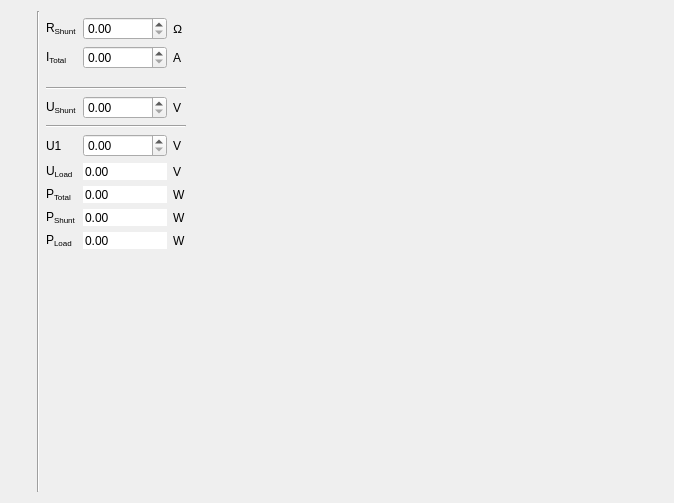
Old version of the form src/sheets/shunt.ui in the repository maxses/vodi.
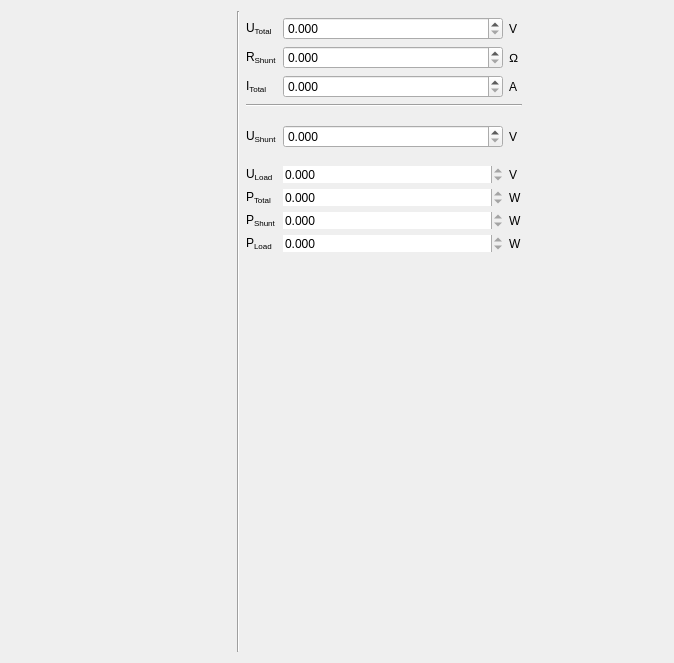
New version of the form. Icons and pictures are not drawn.

The edit to the form file:
```diff
--- a/src/sheets/shunt.ui
+++ b/src/sheets/shunt.ui
@@ -7,69 +7,39 @@
     <x>0</x>
     <y>0</y>
     <width>674</width>
-    <height>503</height>
+    <height>663</height>
    </rect>
   </property>
   <property name="windowTitle">
    <string>Form</string>
   </property>
   <layout class="QGridLayout" name="gridLayout">
-   <item row="3" column="4">
+   <item row="4" column="3">
+    <widget class="QDoubleSpinBox" name="spinRShunt">
+     <property name="decimals">
+      <number>3</number>
+     </property>
+     <property name="maximum">
+      <double>1000000000.000000000000000</double>
+     </property>
+    </widget>
+   </item>
+   <item row="12" column="4">
+    <widget class="QLabel" name="label_6">
+     <property name="text">
+      <string>V</string>
+     </property>
+    </widget>
+   </item>
+   <item row="4" column="4">
     <widget class="QLabel" name="label_9">
      <property name="text">
       <string>Ω</string>
      </property>
     </widget>
    </item>
-   <item row="8" column="5">
-    <spacer name="horizontalSpacer_4">
-     <property name="orientation">
-      <enum>Qt::Orientation::Horizontal</enum>
-     </property>
-     <property name="sizeHint" stdset="0">
-      <size>
-       <width>141</width>
-       <height>20</height>
-      </size>
-     </property>
-    </spacer>
-   </item>
-   <item row="8" column="4">
-    <widget class="QLabel" name="label_8">
-     <property name="text">
-      <string>V</string>
-     </property>
-    </widget>
-   </item>
-   <item row="15" column="3">
-    <spacer name="verticalSpacer">
-     <property name="orientation">
-      <enum>Qt::Orientation::Vertical</enum>
-     </property>
-     <property name="sizeHint" stdset="0">
-      <size>
-       <width>20</width>
-       <height>40</height>
-      </size>
-     </property>
-    </spacer>
-   </item>
-   <item row="10" column="4">
-    <widget class="QLabel" name="label_13">
-     <property name="text">
-      <string>V</string>
-     </property>
-    </widget>
-   </item>
-   <item row="12" column="4">
-    <widget class="QLabel" name="label_11">
-     <property name="text">
-      <string>W</string>
-     </property>
-    </widget>
-   </item>
-   <item row="13" column="3">
-    <widget class="QDoubleSpinBox" name="spinPShunt">
+   <item row="12" column="3">
+    <widget class="QDoubleSpinBox" name="spinU_Load">
      <property name="frame">
       <bool>false</bool>
      </property>
@@ -77,25 +47,93 @@
       <bool>true</bool>
      </property>
      <property name="buttonSymbols">
-      <enum>QAbstractSpinBox::ButtonSymbols::NoButtons</enum>
+      <enum>QAbstractSpinBox::UpDownArrows</enum>
+     </property>
+     <property name="decimals">
+      <number>3</number>
+     </property>
+     <property name="maximum">
+      <double>1000000000.000000000000000</double>
      </property>
     </widget>
    </item>
-   <item row="4" column="3">
+   <item row="5" column="3">
     <widget class="QDoubleSpinBox" name="spinITotal">
+     <property name="decimals">
+      <number>3</number>
+     </property>
      <property name="maximum">
       <double>1000000000.000000000000000</double>
      </property>
     </widget>
    </item>
+   <item row="5" column="2">
+    <widget class="QLabel" name="label_4">
+     <property name="sizePolicy">
+      <sizepolicy hsizetype="Maximum" vsizetype="Preferred">
+       <horstretch>0</horstretch>
+       <verstretch>0</verstretch>
+      </sizepolicy>
+     </property>
+     <property name="text">
+      <string>&lt;html&gt;&lt;head/&gt;&lt;body&gt;&lt;p&gt;I&lt;span style=&quot; vertical-align:sub;&quot;&gt;Total&lt;/span&gt;&lt;/p&gt;&lt;/body&gt;&lt;/html&gt;</string>
+     </property>
+    </widget>
+   </item>
    <item row="3" column="3">
-    <widget class="QDoubleSpinBox" name="spinRShunt">
+    <widget class="QDoubleSpinBox" name="spinU_Total">
+     <property name="decimals">
+      <number>3</number>
+     </property>
      <property name="maximum">
       <double>1000000000.000000000000000</double>
      </property>
     </widget>
    </item>
-   <item row="4" column="4">
+   <item row="2" column="1" rowspan="16">
+    <widget class="Line" name="line">
+     <property name="orientation">
+      <enum>Qt::Vertical</enum>
+     </property>
+    </widget>
+   </item>
+   <item row="14" column="3">
+    <widget class="QDoubleSpinBox" name="spinPShunt">
+     <property name="frame">
+      <bool>false</bool>
+     </property>
+     <property name="readOnly">
+      <bool>true</bool>
+     </property>
+     <property name="buttonSymbols">
+      <enum>QAbstractSpinBox::UpDownArrows</enum>
+     </property>
+     <property name="decimals">
+      <number>3</number>
+     </property>
+    </widget>
+   </item>
+   <item row="13" column="2">
+    <widget class="QLabel" name="label_10">
+     <property name="text">
+      <string>P&lt;sub&gt;Total</string>
+     </property>
+    </widget>
+   </item>
+   <item row="16" column="3">
+    <spacer name="verticalSpacer">
+     <property name="orientation">
+      <enum>Qt::Vertical</enum>
+     </property>
+     <property name="sizeHint" stdset="0">
+      <size>
+       <width>20</width>
+       <height>40</height>
+      </size>
+     </property>
+    </spacer>
+   </item>
+   <item row="5" column="4">
     <widget class="QLabel" name="label_2">
      <property name="sizePolicy">
       <sizepolicy hsizetype="Maximum" vsizetype="Preferred">
@@ -108,7 +146,41 @@
      </property>
     </widget>
    </item>
-   <item row="2" column="0" rowspan="14">
+   <item row="13" column="4">
+    <widget class="QLabel" name="label_11">
+     <property name="text">
+      <string>W</string>
+     </property>
+    </widget>
+   </item>
+   <item row="3" column="2">
+    <widget class="QLabel" name="label_12">
+     <property name="text">
+      <string>&lt;html&gt;&lt;head/&gt;&lt;body&gt;&lt;p&gt;U&lt;span style=&quot; vertical-align:sub;&quot;&gt;Total&lt;/span&gt;&lt;/p&gt;&lt;/body&gt;&lt;/html&gt;</string>
+     </property>
+    </widget>
+   </item>
+   <item row="17" column="0">
+    <spacer name="verticalSpacer_5">
+     <property name="orientation">
+      <enum>Qt::Vertical</enum>
+     </property>
+     <property name="sizeHint" stdset="0">
+      <size>
+       <width>20</width>
+       <height>168</height>
+      </size>
+     </property>
+    </spacer>
+   </item>
+   <item row="15" column="2">
+    <widget class="QLabel" name="label_17">
+     <property name="text">
+      <string>P&lt;sub&gt;Load</string>
+     </property>
+    </widget>
+   </item>
+   <item row="2" column="0" rowspan="15">
     <widget class="QLabel" name="label">
      <property name="text">
       <string/>
@@ -121,195 +193,154 @@
      </property>
     </widget>
    </item>
-   <item row="13" column="4">
+   <item row="15" column="4">
+    <widget class="QLabel" name="label_16">
+     <property name="text">
+      <string>W</string>
+     </property>
+    </widget>
+   </item>
+   <item row="14" column="4">
     <widget class="QLabel" name="label_15">
      <property name="text">
       <string>W</string>
      </property>
     </widget>
    </item>
-   <item row="7" column="2" colspan="3">
-    <widget class="Line" name="line_2">
-     <property name="orientation">
-      <enum>Qt::Orientation::Horizontal</enum>
+   <item row="13" column="3">
+    <widget class="QDoubleSpinBox" name="spinPTotal">
+     <property name="frame">
+      <bool>false</bool>
      </property>
-    </widget>
-   </item>
-   <item row="8" column="2">
-    <widget class="QLabel" name="label_3">
-     <property name="text">
-      <string>&lt;html&gt;&lt;head/&gt;&lt;body&gt;&lt;p&gt;U&lt;span style=&quot; vertical-align:sub;&quot;&gt;Shunt&lt;/span&gt;&lt;/p&gt;&lt;/body&gt;&lt;/html&gt;</string>
+     <property name="readOnly">
+      <bool>true</bool>
      </property>
-    </widget>
-   </item>
-   <item row="9" column="2" colspan="3">
-    <widget class="Line" name="line_3">
-     <property name="orientation">
-      <enum>Qt::Orientation::Horizontal</enum>
+     <property name="buttonSymbols">
+      <enum>QAbstractSpinBox::UpDownArrows</enum>
      </property>
-    </widget>
-   </item>
-   <item row="10" column="2">
-    <widget class="QLabel" name="label_12">
-     <property name="text">
-      <string>U1</string>
+     <property name="decimals">
+      <number>3</number>
      </property>
-    </widget>
-   </item>
-   <item row="11" column="4">
-    <widget class="QLabel" name="label_6">
-     <property name="text">
-      <string>V</string>
-     </property>
-    </widget>
-   </item>
-   <item row="16" column="3">
-    <spacer name="verticalSpacer_6">
-     <property name="orientation">
-      <enum>Qt::Orientation::Vertical</enum>
-     </property>
-     <property name="sizeHint" stdset="0">
-      <size>
-       <width>20</width>
-       <height>168</height>
-      </size>
-     </property>
-    </spacer>
-   </item>
-   <item row="8" column="3">
-    <widget class="QDoubleSpinBox" name="spinU2">
      <property name="maximum">
       <double>1000000000.000000000000000</double>
      </property>
     </widget>
    </item>
-   <item row="3" column="2">
+   <item row="4" column="2">
     <widget class="QLabel" name="label_5">
      <property name="text">
       <string>&lt;html&gt;&lt;head/&gt;&lt;body&gt;&lt;p&gt;R&lt;span style=&quot; vertical-align:sub;&quot;&gt;Shunt&lt;/span&gt;&lt;/p&gt;&lt;/body&gt;&lt;/html&gt;</string>
      </property>
     </widget>
    </item>
-   <item row="10" column="3">
-    <widget class="QDoubleSpinBox" name="spinU1">
-     <property name="maximum">
-      <double>1000000000.000000000000000</double>
+   <item row="17" column="3">
+    <spacer name="verticalSpacer_6">
+     <property name="orientation">
+      <enum>Qt::Vertical</enum>
      </property>
-    </widget>
+     <property name="sizeHint" stdset="0">
+      <size>
+       <width>20</width>
+       <height>168</height>
+      </size>
+     </property>
+    </spacer>
    </item>
-   <item row="11" column="3">
-    <widget class="QDoubleSpinBox" name="spinULoad">
-     <property name="frame">
-      <bool>false</bool>
+   <item row="8" column="2" colspan="3">
+    <widget class="Line" name="line_2">
+     <property name="orientation">
+      <enum>Qt::Vertical</enum>
      </property>
-     <property name="readOnly">
-      <bool>true</bool>
-     </property>
-     <property name="buttonSymbols">
-      <enum>QAbstractSpinBox::ButtonSymbols::NoButtons</enum>
-     </property>
-     <property name="maximum">
-      <double>1000000000.000000000000000</double>
-     </property>
     </widget>
    </item>
-   <item row="13" column="2">
+   <item row="14" column="2">
     <widget class="QLabel" name="label_14">
      <property name="text">
       <string>P&lt;sub&gt;Shunt</string>
      </property>
     </widget>
    </item>
-   <item row="4" column="2">
-    <widget class="QLabel" name="label_4">
-     <property name="sizePolicy">
-      <sizepolicy hsizetype="Maximum" vsizetype="Preferred">
-       <horstretch>0</horstretch>
-       <verstretch>0</verstretch>
-      </sizepolicy>
+   <item row="15" column="3">
+    <widget class="QDoubleSpinBox" name="spinPLoad">
+     <property name="frame">
+      <bool>false</bool>
      </property>
-     <property name="text">
-      <string>&lt;html&gt;&lt;head/&gt;&lt;body&gt;&lt;p&gt;I&lt;span style=&quot; vertical-align:sub;&quot;&gt;Total&lt;/span&gt;&lt;/p&gt;&lt;/body&gt;&lt;/html&gt;</string>
+     <property name="readOnly">
+      <bool>true</bool>
      </property>
-    </widget>
-   </item>
-   <item row="2" column="1" rowspan="15">
-    <widget class="Line" name="line">
-     <property name="orientation">
-      <enum>Qt::Orientation::Vertical</enum>
+     <property name="buttonSymbols">
+      <enum>QAbstractSpinBox::UpDownArrows</enum>
      </property>
+     <property name="decimals">
+      <number>3</number>
+     </property>
     </widget>
    </item>
-   <item row="11" column="2">
+   <item row="12" column="2">
     <widget class="QLabel" name="label_7">
      <property name="text">
       <string>&lt;html&gt;&lt;head/&gt;&lt;body&gt;&lt;p&gt;U&lt;span style=&quot; vertical-align:sub;&quot;&gt;Load&lt;/span&gt;&lt;/p&gt;&lt;/body&gt;&lt;/html&gt;</string>
      </property>
     </widget>
    </item>
-   <item row="12" column="3">
-    <widget class="QDoubleSpinBox" name="spinPTotal">
-     <property name="frame">
-      <bool>false</bool>
+   <item row="10" column="2" colspan="3">
+    <widget class="Line" name="line_3">
+     <property name="orientation">
+      <enum>Qt::Vertical</enum>
      </property>
-     <property name="readOnly">
-      <bool>true</bool>
+    </widget>
+   </item>
+   <item row="3" column="4">
+    <widget class="QLabel" name="label_13">
+     <property name="text">
+      <string>V</string>
      </property>
-     <property name="buttonSymbols">
-      <enum>QAbstractSpinBox::ButtonSymbols::NoButtons</enum>
+    </widget>
+   </item>
+   <item row="6" column="2" colspan="3">
+    <widget class="Line" name="line_4">
+     <property name="orientation">
+      <enum>Qt::Horizontal</enum>
+     </property>
+    </widget>
+   </item>
+   <item row="9" column="3">
+    <widget class="QDoubleSpinBox" name="spinU_Shunt">
+     <property name="decimals">
+      <number>3</number>
      </property>
      <property name="maximum">
       <double>1000000000.000000000000000</double>
      </property>
     </widget>
    </item>
-   <item row="16" column="0">
-    <spacer name="verticalSpacer_5">
+   <item row="9" column="2">
+    <widget class="QLabel" name="label_3">
+     <property name="text">
+      <string>&lt;html&gt;&lt;head/&gt;&lt;body&gt;&lt;p&gt;U&lt;span style=&quot; vertical-align:sub;&quot;&gt;Shunt&lt;/span&gt;&lt;/p&gt;&lt;/body&gt;&lt;/html&gt;</string>
+     </property>
+    </widget>
+   </item>
+   <item row="9" column="4">
+    <widget class="QLabel" name="label_8">
+     <property name="text">
+      <string>V</string>
+     </property>
+    </widget>
+   </item>
+   <item row="16" column="5">
+    <spacer name="horizontalSpacer_4">
      <property name="orientation">
-      <enum>Qt::Orientation::Vertical</enum>
+      <enum>Qt::Vertical</enum>
      </property>
      <property name="sizeHint" stdset="0">
       <size>
-       <width>20</width>
-       <height>168</height>
+       <width>141</width>
+       <height>20</height>
       </size>
      </property>
     </spacer>
    </item>
-   <item row="12" column="2">
-    <widget class="QLabel" name="label_10">
-     <property name="text">
-      <string>P&lt;sub&gt;Total</string>
-     </property>
-    </widget>
-   </item>
-   <item row="14" column="3">
-    <widget class="QDoubleSpinBox" name="spinPLoad">
-     <property name="frame">
-      <bool>false</bool>
-     </property>
-     <property name="readOnly">
-      <bool>true</bool>
-     </property>
-     <property name="buttonSymbols">
-      <enum>QAbstractSpinBox::ButtonSymbols::NoButtons</enum>
-     </property>
-    </widget>
-   </item>
-   <item row="14" column="4">
-    <widget class="QLabel" name="label_16">
-     <property name="text">
-      <string>W</string>
-     </property>
-    </widget>
-   </item>
-   <item row="14" column="2">
-    <widget class="QLabel" name="label_17">
-     <property name="text">
-      <string>P&lt;sub&gt;Load</string>
-     </property>
-    </widget>
-   </item>
   </layout>
  </widget>
  <tabstops>
```
Left out of the diff: 4 changed lines with no effect on the pictures.
